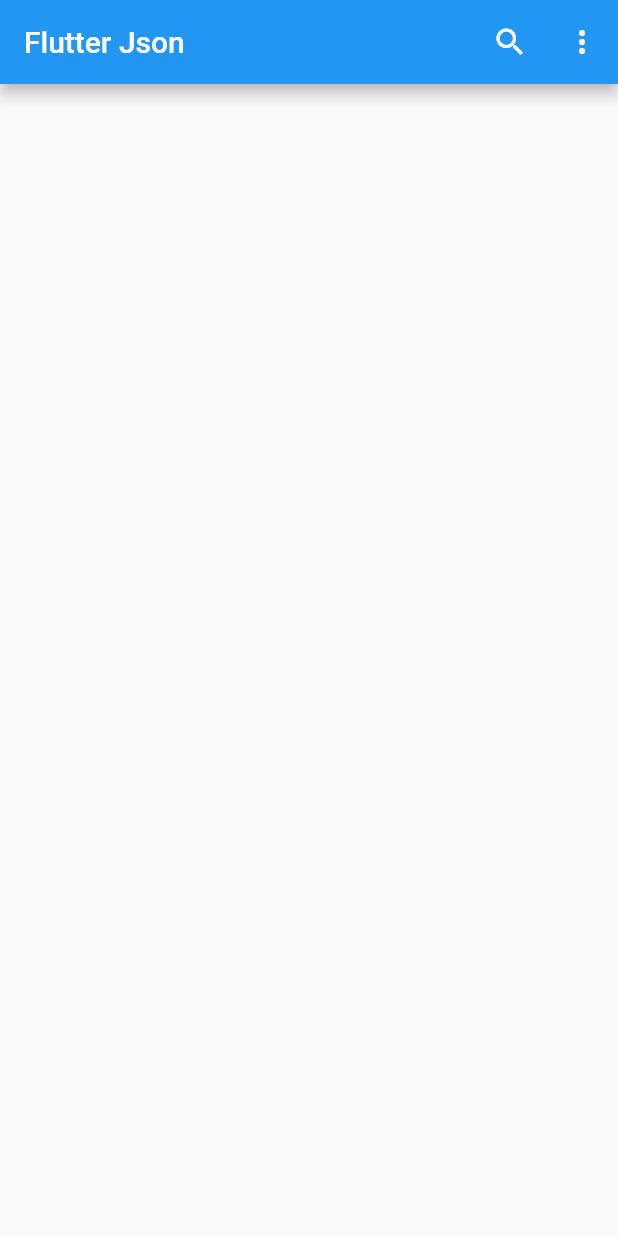
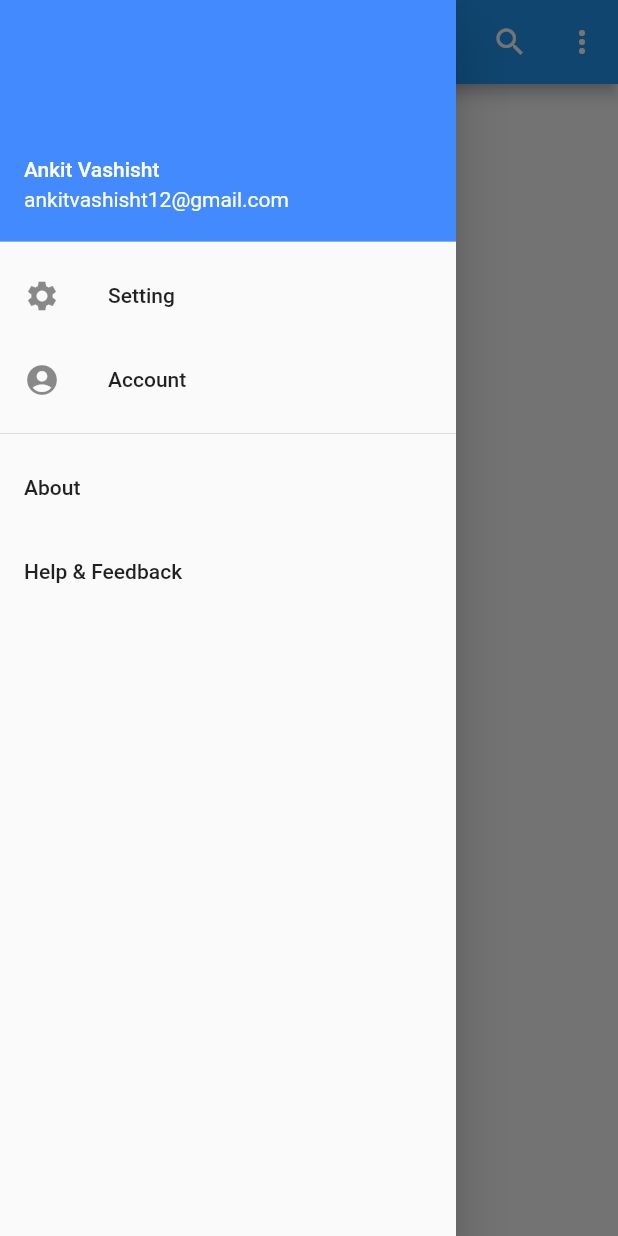
Before and after one commit to ankitvashisht12/flutter-json-api, a Flutter app: the screen it shows after launch, with the side drawer open (before the commit the screen has no drawer), on a phone screen of 412 x 824 dp. Run offline on Flutter 3.47's test engine with Material 2 defaults, Android fonts, the phone set to English and light mode, and no system bars.

```diff
--- a/lib/main.dart
+++ b/lib/main.dart
@@ -1,4 +1,8 @@
 import 'package:flutter/material.dart';
+import 'package:http/http.dart' as http;
+import 'dart:convert';
+import 'dart:async';
+import 'model.dart';
 
 void main() => runApp(MyApp());
 
@@ -45,7 +49,52 @@ class _MyHomePageState extends State<MyHomePage> {
           ),
         ],
       ),
+      drawer: Drawer(
+        child: ListView(
+          children: <Widget>[
+            UserAccountsDrawerHeader(
+              accountName: Text("Ankit Vashisht"),
+              accountEmail: Text("ankitvashisht12@gmail.com"),
+              decoration: BoxDecoration(
+                color: Colors.blueAccent
+              ),
+            ),
 
+            ListTile(
+              leading: Icon(Icons.settings),
+              title: Text('Setting'),
+              onTap: (){
+                Navigator.of(context).pop();
+              },
+            ),
+
+            ListTile(
+              leading: Icon(Icons.account_circle),
+              title: Text('Account'),
+              onTap: (){
+                Navigator.of(context).pop();
+              },
+            ),
+
+            Divider(),
+
+            ListTile(
+              title: Text('About'),
+              onTap: (){
+                Navigator.of(context).pop();
+              },
+            ),
+
+            ListTile(
+              title: Text('Help & Feedback'),
+              onTap: (){
+                Navigator.of(context).pop();
+              },
+            ),
+
+          ],
+        ),
+      ),
 
     );
   }
--- a/pubspec.yaml
+++ b/pubspec.yaml
@@ -23,6 +23,7 @@ dependencies:
   # The following adds the Cupertino Icons font to your application.
   # Use with the CupertinoIcons class for iOS style icons.
   cupertino_icons: ^0.1.2
+  http:
 
 dev_dependencies:
   flutter_test:
```
Also changed, not shown: lib/model.dart (added, +9 -0 lines), pubspec.lock, 1 other file.
